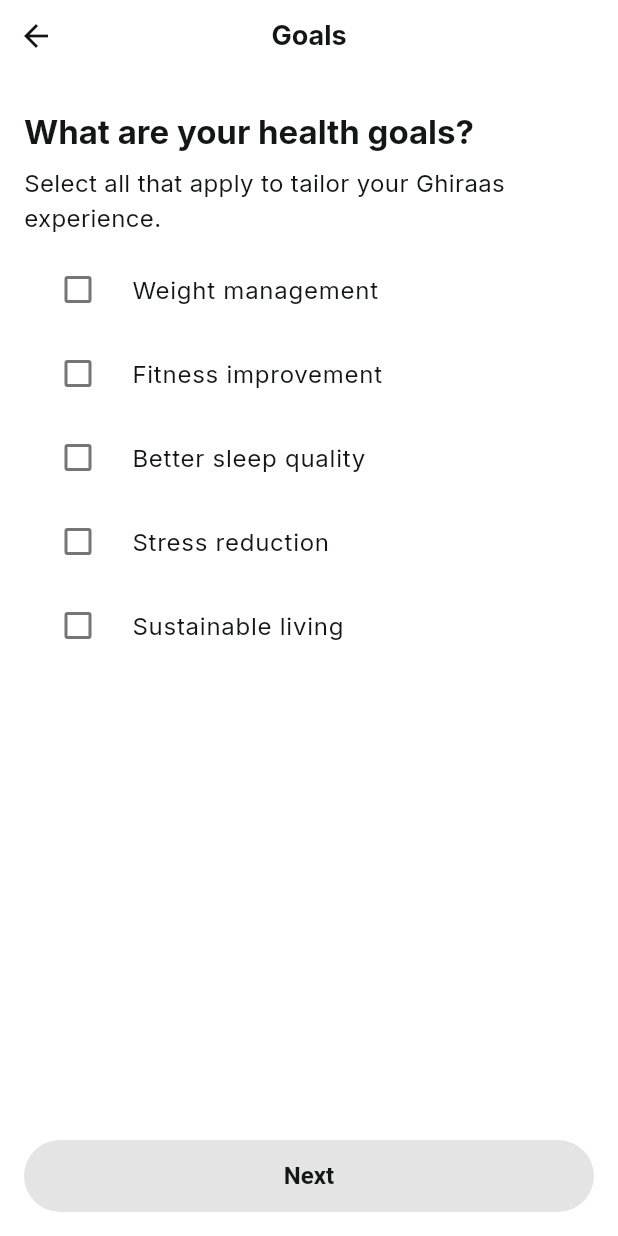
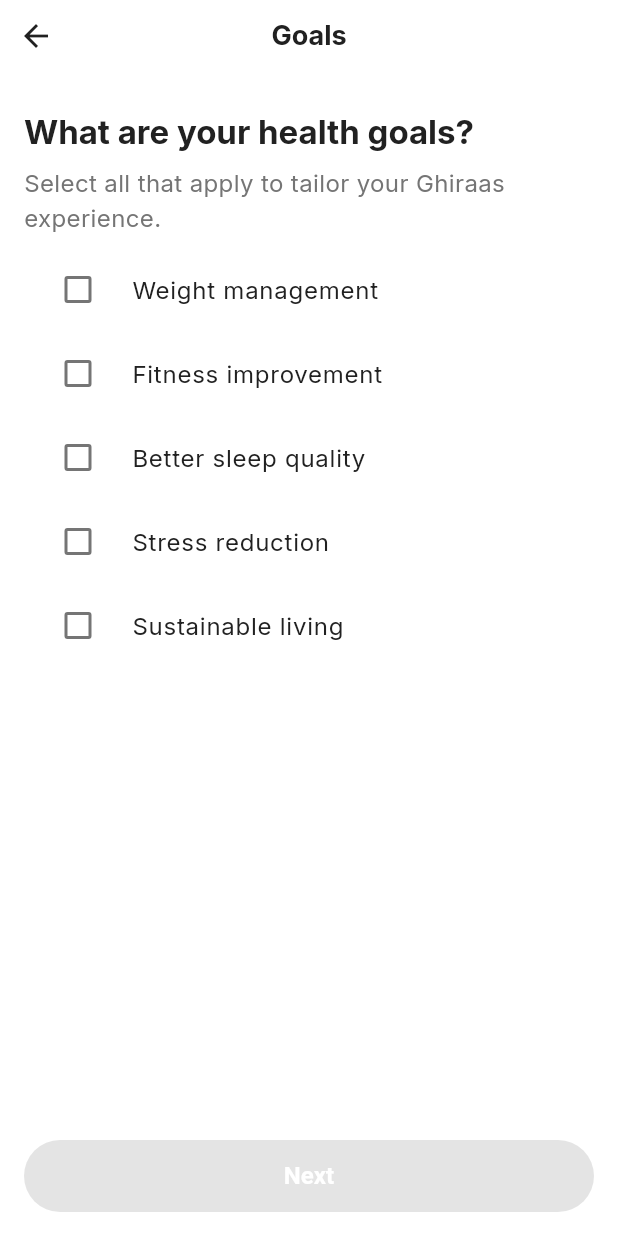
Before and after one commit to abdalrahman-ismaik/sustaina_health, a Flutter app: the ProfileHealthGoalsScreen screen opened by its route, on a phone screen of 412 x 824 dp. Run offline on Flutter 3.47's test engine with Material 3 defaults, Android fonts, the light colour scheme and no system bars; our stand-ins replace cloud_firestore, firebase_auth, firebase_core, firebase_messaging, fl_chart, flutter_local_notifications and 10 more; missing offline and left inert: google_sign_in_platform_interface; accounts and stored records are empty; generated files the repository leaves out were written again; network calls fail.

Commit message:
added system mode detection for dark theme

```diff
--- a/lib/app/app.dart
+++ b/lib/app/app.dart
@@ -12,10 +12,9 @@ class GhiraasApp extends ConsumerWidget {
     final GoRouter router = ref.watch(appRouterProvider);
     return MaterialApp.router(
       title: 'Ghiraas',
-      theme:
-          AppTheme.lightTheme, // This is actually our dark sustainability theme
+  theme: AppTheme.lightTheme,
       darkTheme: AppTheme.darkTheme,
-      themeMode: ThemeMode.light, // Force use our custom dark theme
+  themeMode: ThemeMode.system, // Respect system setting; both themes are accessible
       routerConfig: router,
       debugShowCheckedModeBanner: false,
     );
--- a/lib/features/profile/presentation/screens/profile_health_goals_screen.dart
+++ b/lib/features/profile/presentation/screens/profile_health_goals_screen.dart
@@ -22,7 +22,7 @@ class _ProfileHealthGoalsScreenState extends State<ProfileHealthGoalsScreen> {
   @override
   Widget build(BuildContext context) {
     return Scaffold(
-      backgroundColor: Colors.white,
+      backgroundColor: Theme.of(context).colorScheme.surface,
       body: SafeArea(
         child: Column(
           mainAxisAlignment: MainAxisAlignment.spaceBetween,
@@ -36,17 +36,17 @@ class _ProfileHealthGoalsScreenState extends State<ProfileHealthGoalsScreen> {
                       children: <Widget>[
                         IconButton(
                           icon: const Icon(Icons.arrow_back),
-                          color: const Color(0xFF121714),
+                          color: Theme.of(context).colorScheme.onSurface,
                           onPressed: () => Navigator.of(context).pop(),
                         ),
-                        const Expanded(
+                        Expanded(
                           child: Padding(
-                            padding: EdgeInsets.only(right: 48.0),
+                            padding: const EdgeInsets.only(right: 48.0),
                             child: Text(
                               'Goals',
                               textAlign: TextAlign.center,
                               style: TextStyle(
-                                color: Color(0xFF121714),
+                                color: Theme.of(context).colorScheme.onSurface,
                                 fontWeight: FontWeight.bold,
                                 fontSize: 18,
                                 letterSpacing: -0.015,
@@ -56,24 +56,24 @@ class _ProfileHealthGoalsScreenState extends State<ProfileHealthGoalsScreen> {
                         ),
                       ],
                     ),
-                    const Padding(
-                      padding: EdgeInsets.fromLTRB(16, 24, 16, 0),
+                    Padding(
+                      padding: const EdgeInsets.fromLTRB(16, 24, 16, 0),
                       child: Text(
                         'What are your health goals?',
                         style: TextStyle(
-                          color: Color(0xFF121714),
+                          color: Theme.of(context).colorScheme.onSurface,
                           fontWeight: FontWeight.bold,
                           fontSize: 22,
                           letterSpacing: -0.015,
                         ),
                       ),
                     ),
-                    const Padding(
-                      padding: EdgeInsets.fromLTRB(16, 8, 16, 0),
+                    Padding(
+                      padding: const EdgeInsets.fromLTRB(16, 8, 16, 0),
                       child: Text(
                         'Select all that apply to tailor your Ghiraas experience.',
                         style: TextStyle(
-                          color: Color(0xFF121714),
+                          color: Theme.of(context).colorScheme.onSurfaceVariant,
                           fontSize: 16,
                         ),
                       ),
@@ -96,13 +96,13 @@ class _ProfileHealthGoalsScreenState extends State<ProfileHealthGoalsScreen> {
                             },
                             title: Text(
                               goal,
-                              style: const TextStyle(
-                                color: Color(0xFF121714),
+                              style: TextStyle(
+                                color: Theme.of(context).colorScheme.onSurface,
                                 fontSize: 16,
                               ),
                             ),
-                            activeColor: const Color(0xFF94E0B2),
-                            checkColor: const Color(0xFF121714),
+                            activeColor: Theme.of(context).colorScheme.primary,
+                            checkColor: Theme.of(context).colorScheme.onPrimary,
                             controlAffinity: ListTileControlAffinity.leading,
                             shape: RoundedRectangleBorder(
                               borderRadius: BorderRadius.circular(8),
@@ -112,24 +112,24 @@ class _ProfileHealthGoalsScreenState extends State<ProfileHealthGoalsScreen> {
                       ),
                     ),
                     if (selectedGoals.isNotEmpty) ...<Widget>[
-                      const Padding(
-                        padding: EdgeInsets.fromLTRB(16, 24, 16, 0),
+                      Padding(
+                        padding: const EdgeInsets.fromLTRB(16, 24, 16, 0),
                         child: Text(
                           'Prioritize your goals',
                           style: TextStyle(
-                            color: Color(0xFF121714),
+                            color: Theme.of(context).colorScheme.onSurface,
                             fontWeight: FontWeight.bold,
                             fontSize: 22,
                             letterSpacing: -0.015,
                           ),
                         ),
                       ),
-                      const Padding(
-                        padding: EdgeInsets.fromLTRB(16, 8, 16, 0),
+                      Padding(
+                        padding: const EdgeInsets.fromLTRB(16, 8, 16, 0),
                         child: Text(
                           'Drag and drop to rank your goals in order of importance.',
                           style: TextStyle(
-                            color: Color(0xFF121714),
+                            color: Theme.of(context).colorScheme.onSurfaceVariant,
                             fontSize: 16,
                           ),
                         ),
@@ -150,17 +150,17 @@ class _ProfileHealthGoalsScreenState extends State<ProfileHealthGoalsScreen> {
                           },
                           children: <Widget>[
                             for (final String goal in selectedGoals)
-                              ListTile(
+                ListTile(
                                 key: ValueKey(goal),
                                 title: Text(
                                   goal,
-                                  style: const TextStyle(
-                                    color: Color(0xFF121714),
+                  style: TextStyle(
+                  color: Theme.of(context).colorScheme.onSurface,
                                     fontSize: 16,
                                   ),
                                 ),
-                                trailing: const Icon(Icons.drag_handle,
-                                    color: Color(0xFF121714)),
+                trailing: Icon(Icons.drag_handle,
+                  color: Theme.of(context).colorScheme.onSurfaceVariant),
                               ),
                           ],
                         ),
@@ -187,16 +187,16 @@ class _ProfileHealthGoalsScreenState extends State<ProfileHealthGoalsScreen> {
                         }
                       : null,
                   style: ElevatedButton.styleFrom(
-                    backgroundColor: const Color(0xFF94E0B2),
+                    backgroundColor: Theme.of(context).colorScheme.primary,
                     shape: RoundedRectangleBorder(
                       borderRadius: BorderRadius.circular(32),
                     ),
                     elevation: 0,
                   ),
-                  child: const Text(
+                  child: Text(
                     'Next',
                     style: TextStyle(
-                      color: Color(0xFF121714),
+                      color: Theme.of(context).colorScheme.onPrimary,
                       fontWeight: FontWeight.bold,
                       fontSize: 16,
                       letterSpacing: 0.015,
```
Also changed, not shown: lib/features/home/presentation/screens/home_dashboard_screen.dart (+15 -15 lines), lib/features/sleep/presentation/screens/sleep_home_screen.dart (+21 -18 lines), lib/features/sleep/presentation/theme/sleep_colors.dart (+5 -5 lines), lib/features/sleep/presentation/widgets/sleep_insight_card.dart (+33 -31 lines), lib/features/sleep/presentation/widgets/sleep_stats_card.dart (+18 -13 lines), lib/features/nutrition/utils/nutrition_optimization.dart (added).
